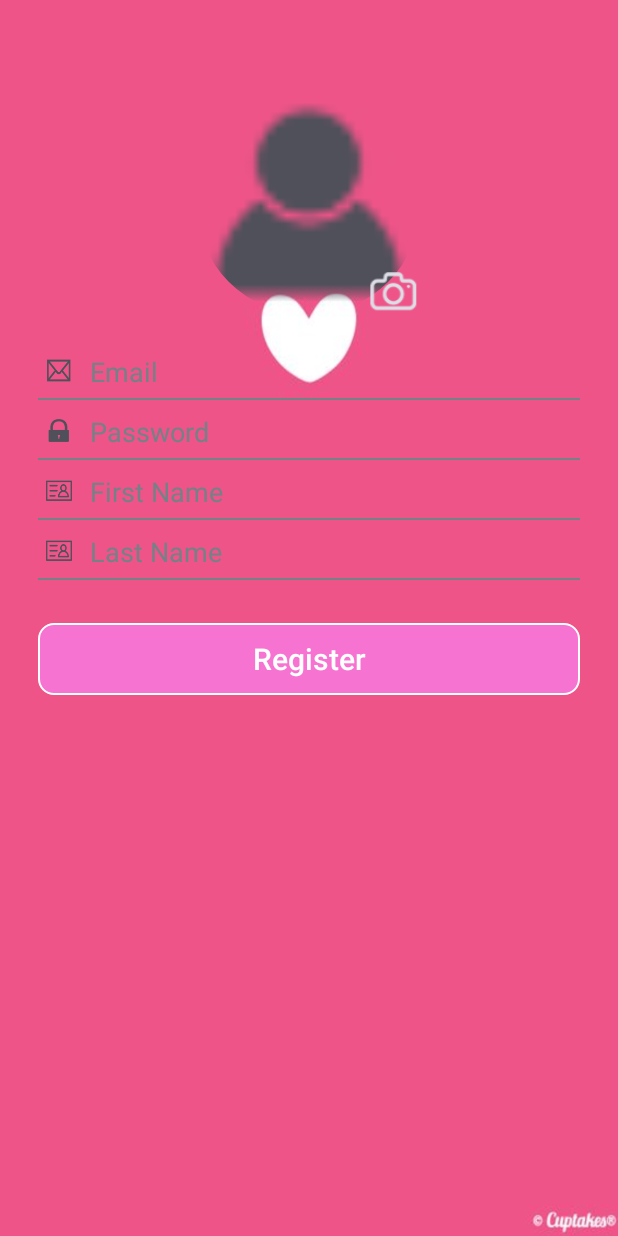
After one commit to rainerkent/hackathon, an Android app: the RegisterActivity screen opened directly, with no data from a screen before it, on a phone screen of 412 x 824 dp. The commit adds this screen. Run offline under Robolectric (Android 15) with nearby library versions, the phone set to English and light mode, and no system bars; our stand-ins replace CircleImageView; libraries missing offline, so code that uses them is left out: com.nostra13.universalimageloader; 1 statement that could not run was skipped.

Commit message:
Register Page

```diff
--- a/app/src/main/AndroidManifest.xml
+++ b/app/src/main/AndroidManifest.xml
@@ -10,11 +10,14 @@
         android:supportsRtl="true"
         android:theme="@style/AppTheme">
         <activity android:name=".MainActivity">
+        </activity>
+        <activity android:name=".LoginActivity">
             <intent-filter>
                 <action android:name="android.intent.action.MAIN" />
 
                 <category android:name="android.intent.category.LAUNCHER" />
             </intent-filter>
         </activity>
+        <activity android:name=".RegisterActivity" />
     </application>
 </manifest>
--- /dev/null
+++ b/app/src/main/java/com/r2sdittos/hackathon/Utility/UniversalImageLoader.java
@@ -0,0 +1,78 @@
+package com.r2sdittos.hackathon.Utility;
+
+import android.content.Context;
+import android.graphics.Bitmap;
+import android.view.View;
+import android.widget.ImageView;
+import android.widget.ProgressBar;
+
+import com.nostra13.universalimageloader.cache.memory.impl.WeakMemoryCache;
+import com.nostra13.universalimageloader.core.DisplayImageOptions;
+import com.nostra13.universalimageloader.core.ImageLoader;
+import com.nostra13.universalimageloader.core.ImageLoaderConfiguration;
+import com.nostra13.universalimageloader.core.assist.FailReason;
+import com.nostra13.universalimageloader.core.assist.ImageScaleType;
+import com.nostra13.universalimageloader.core.display.FadeInBitmapDisplayer;
+import com.nostra13.universalimageloader.core.listener.ImageLoadingListener;
+import com.r2sdittos.hackathon.R;
+
+
+public class UniversalImageLoader {
+    private static final int defaultImage = R.drawable.loading;
+    private Context mContext;
+
+    public UniversalImageLoader(Context context) {
+        mContext = context;
+    }
+
+    public ImageLoaderConfiguration getConfig() {
+        DisplayImageOptions defaultOptions = new DisplayImageOptions.Builder()
+                .showImageOnLoading(defaultImage)
+                .showImageForEmptyUri(defaultImage)
+                .showImageOnFail(defaultImage)
+                .cacheOnDisk(true).cacheInMemory(true)
+                .cacheOnDisk(true).resetViewBeforeLoading(true)
+                .imageScaleType(ImageScaleType.EXACTLY)
+                .displayer(new FadeInBitmapDisplayer(300)).build();
+
+        ImageLoaderConfiguration configuration = new ImageLoaderConfiguration.Builder(mContext)
+                .defaultDisplayImageOptions(defaultOptions)
+                .memoryCache(new WeakMemoryCache())
+                .diskCacheSize(100 * 1024 * 1024).build();
+
+        return configuration;
+    }
+
+    public static void setImage(String imageUrl, ImageView image, final ProgressBar mProgressBar, String append) {
+        ImageLoader imageLoader = ImageLoader.getInstance();
+        imageLoader.displayImage(append + imageUrl, image, new ImageLoadingListener() {
+            @Override
+            public void onLoadingStarted(String imageUri, View view) {
+                if(mProgressBar != null) {
+                    mProgressBar.setVisibility(View.VISIBLE);
+                }
+            }
+
+            @Override
+            public void onLoadingFailed(String imageUri, View view, FailReason failReason) {
+                if(mProgressBar != null) {
+                    mProgressBar.setVisibility(View.GONE);
+                }
+            }
+
+            @Override
+            public void onLoadingComplete(String imageUri, View view, Bitmap loadedImage) {
+                if(mProgressBar != null) {
+                    mProgressBar.setVisibility(View.GONE);
+                }
+            }
+
+            @Override
+            public void onLoadingCancelled(String imageUri, View view) {
+                if(mProgressBar != null) {
+                    mProgressBar.setVisibility(View.GONE);
+                }
+            }
+        });
+    }
+}
--- a/app/src/main/res/layout/activity_registration.xml
+++ b/app/src/main/res/layout/activity_registration.xml
@@ -19,8 +19,8 @@
             <de.hdodenhof.circleimageview.CircleImageView
                 xmlns:app="http://schemas.android.com/apk/res-auto"
                 android:id="@+id/imgViewProfile"
-                android:layout_width="120dp"
-                android:layout_height="120dp"
+                android:layout_width="150dp"
+                android:layout_height="150dp"
                 android:layout_centerHorizontal="true"
                 android:layout_centerVertical="true"
                 android:src="@drawable/person"
--- a/build.gradle
+++ b/build.gradle
@@ -8,7 +8,7 @@ buildscript {
     }
     dependencies {
         classpath 'com.android.tools.build:gradle:3.0.1'
-
+        classpath 'com.google.gms:google-services:3.2.0'
 
         // NOTE: Do not place your application dependencies here; they belong
         // in the individual module build.gradle files
```
Also changed, not shown: app/build.gradle (+13 -0 lines), app/src/main/java/com/r2sdittos/hackathon/LoginActivity.java (+20 -3 lines), app/src/main/java/com/r2sdittos/hackathon/RegisterActivity.java (added, +164 -0 lines), app/src/main/java/com/r2sdittos/hackathon/Utility/Utility.java (added, +88 -0 lines), app/src/main/res/layout/activity_login.xml (+17 -1 lines).
